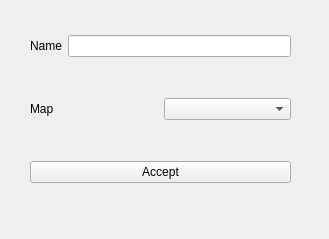
Before: the Qt Designer form Client/src/Launcher/Forms/crear_partida_nueva.ui in Rpetey317/taller1-worms, drawn with Qt 5.
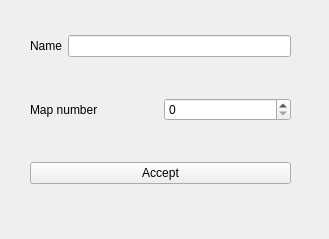
After: the same form once the commit is applied.

Commit message: update: creat new game form

Patch:
```diff
--- a/Client/src/Launcher/Forms/crear_partida_nueva.ui
+++ b/Client/src/Launcher/Forms/crear_partida_nueva.ui
@@ -42,12 +42,12 @@
       <item>
        <widget class="QLabel" name="label_3">
         <property name="text">
-         <string>Map</string>
+         <string>Map number</string>
         </property>
        </widget>
       </item>
       <item>
-       <widget class="QComboBox" name="mapCombo"/>
+       <widget class="QSpinBox" name="mapNumber"/>
       </item>
      </layout>
     </item>
```
The commit also changes 3 other files.
